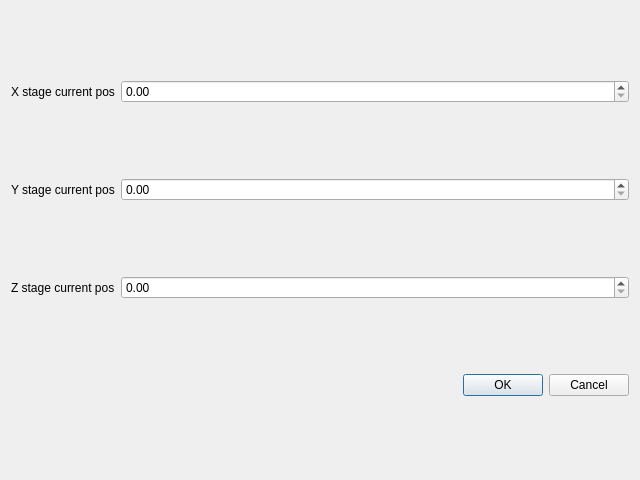
First picture: the form in StageDialogUI.ui, repository StephanChan/SSOCT_HE, before the edit.
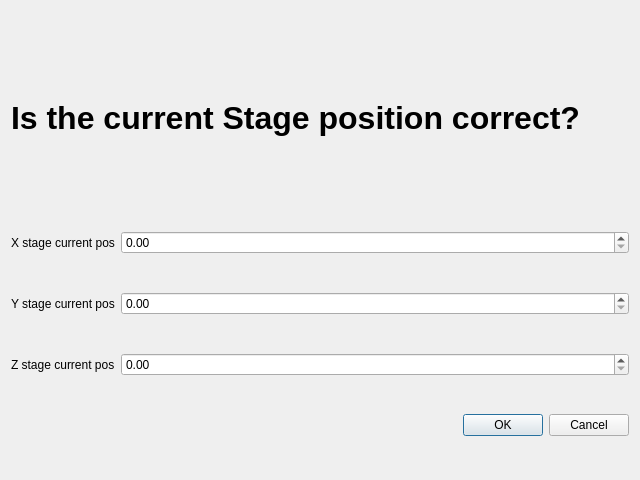
Second picture: the form after the edit.

What changed in the file:
```diff
--- a/StageDialogUI.ui
+++ b/StageDialogUI.ui
@@ -14,41 +14,41 @@
    <string>Dialog</string>
   </property>
   <layout class="QGridLayout" name="gridLayout">
-   <item row="2" column="0">
+   <item row="3" column="1">
+    <widget class="QDoubleSpinBox" name="Zpos"/>
+   </item>
+   <item row="2" column="1">
+    <widget class="QDoubleSpinBox" name="Ypos"/>
+   </item>
+   <item row="3" column="0">
     <widget class="QLabel" name="label_3">
      <property name="text">
       <string>Z stage current pos</string>
      </property>
     </widget>
    </item>
-   <item row="1" column="0">
+   <item row="2" column="0">
     <widget class="QLabel" name="label_2">
      <property name="text">
       <string>Y stage current pos</string>
      </property>
     </widget>
    </item>
-   <item row="0" column="1">
+   <item row="1" column="1">
     <widget class="QDoubleSpinBox" name="Xpos">
      <property name="maximum">
       <double>150.000000000000000</double>
      </property>
     </widget>
    </item>
-   <item row="1" column="1">
-    <widget class="QDoubleSpinBox" name="Ypos"/>
-   </item>
-   <item row="2" column="1">
-    <widget class="QDoubleSpinBox" name="Zpos"/>
-   </item>
-   <item row="0" column="0">
+   <item row="1" column="0">
     <widget class="QLabel" name="label">
      <property name="text">
       <string>X stage current pos</string>
      </property>
     </widget>
    </item>
-   <item row="3" column="1">
+   <item row="4" column="1">
     <widget class="QDialogButtonBox" name="buttonBox">
      <property name="orientation">
       <enum>Qt::Horizontal</enum>
@@ -58,6 +58,26 @@
      </property>
     </widget>
    </item>
+   <item row="0" column="0" colspan="2">
+    <widget class="QLabel" name="label_4">
+     <property name="maximumSize">
+      <size>
+       <width>16777215</width>
+       <height>150</height>
+      </size>
+     </property>
+     <property name="font">
+      <font>
+       <pointsize>24</pointsize>
+       <weight>75</weight>
+       <bold>true</bold>
+      </font>
+     </property>
+     <property name="text">
+      <string>Is the current Stage position correct?</string>
+     </property>
+    </widget>
+   </item>
   </layout>
  </widget>
  <resources/>
```
